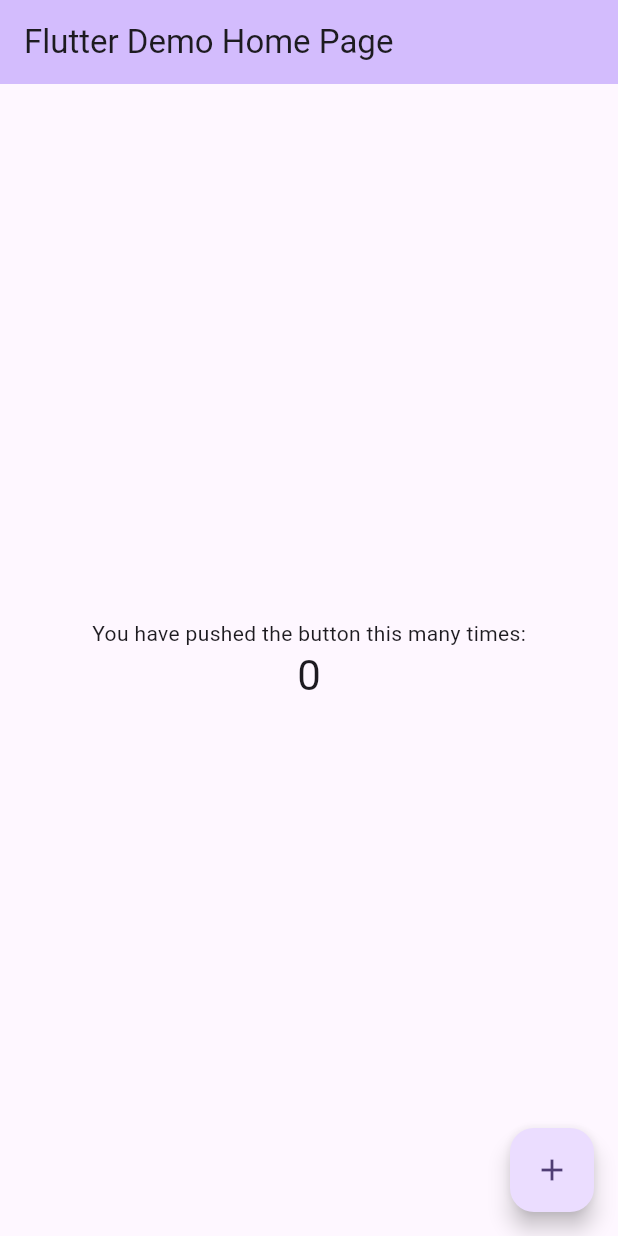
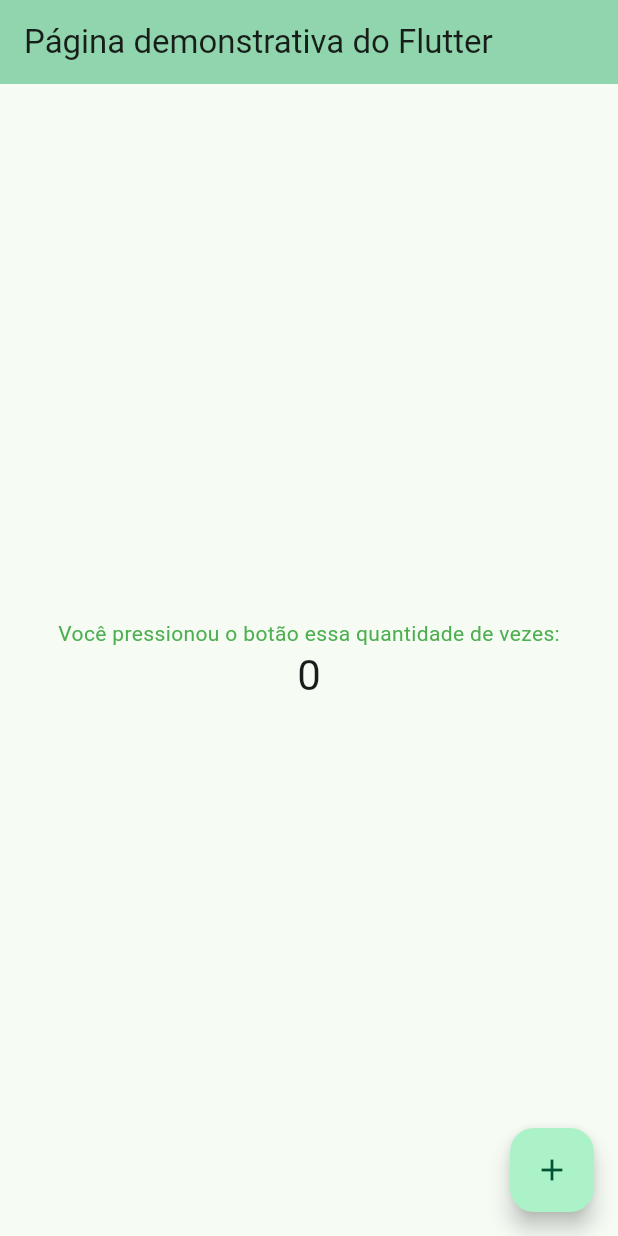
Before and after one commit to alanhenrique10/myappflutter, a Flutter app: the screen it shows after launch, on a phone screen of 412 x 824 dp. Run offline on Flutter 3.47's test engine with Material 3 defaults, Android fonts, the phone set to English and light mode, and no system bars.

Commit message:
Update main.dart

```diff
--- a/lib/main.dart
+++ b/lib/main.dart
@@ -28,10 +28,10 @@ class MyApp extends StatelessWidget {
         //
         // This works for code too, not just values: Most code changes can be
         // tested with just a hot reload.
-        colorScheme: ColorScheme.fromSeed(seedColor: Colors.deepPurple),
+        colorScheme: ColorScheme.fromSeed(seedColor: Colors.greenAccent),
         useMaterial3: true,
       ),
-      home: const MyHomePage(title: 'Flutter Demo Home Page'),
+      home: const MyHomePage(title: 'Página demonstrativa do Flutter'),
     );
   }
 }
@@ -106,7 +106,8 @@ class _MyHomePageState extends State<MyHomePage> {
           mainAxisAlignment: MainAxisAlignment.center,
           children: <Widget>[
             const Text(
-              'You have pushed the button this many times:',
+              'Você pressionou o botão essa quantidade de vezes:',
+              style: TextStyle(color: Colors.green),
             ),
             Text(
               '$_counter',
```
